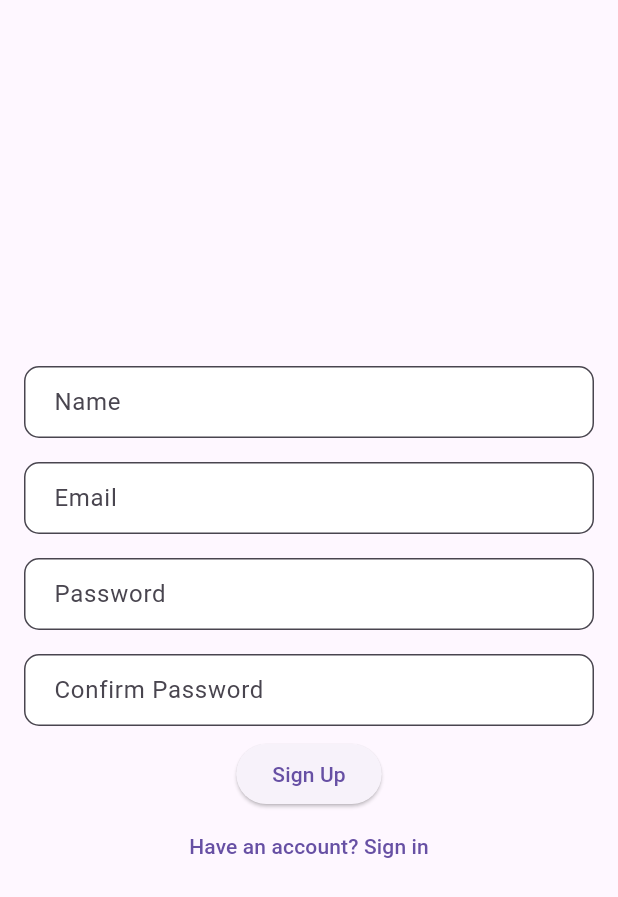
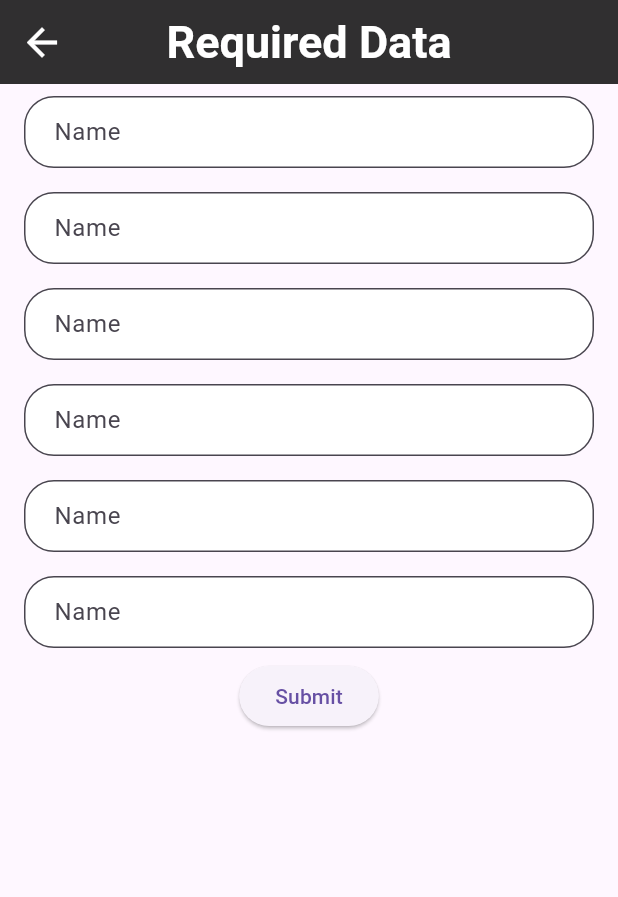
Before and after one commit to eslam301/fit_genie, a Flutter app: the SignUpPage screen opened by its route, after a tap on "Sign Up", on a phone screen of 412 x 824 dp. Shown: the top 897 px of the screen. Run offline on Flutter 3.47's test engine with Material 3 defaults, Android fonts, the phone set to English and light mode, and no system bars; our stand-ins replace get, percent_indicator.

Commit message:
initial required data page form

```diff
--- a/lib/core/application_theme.dart
+++ b/lib/core/application_theme.dart
@@ -15,12 +15,12 @@ class ApplicationTheme{
       backgroundColor: backgroundColor,
       elevation: 0,
       centerTitle: true,
-      iconTheme: IconThemeData(
+      iconTheme: const IconThemeData(
         color: Colors.white,
         size: 30,
       ),
 
-      titleTextStyle: TextStyle(
+      titleTextStyle: const TextStyle(
         color: Colors.white,
         fontSize: 30,
         fontWeight: FontWeight.bold,
--- a/lib/core/widgets/custom_text_field.dart
+++ b/lib/core/widgets/custom_text_field.dart
@@ -1,23 +1,55 @@
-import 'package:flutter/cupertino.dart';
 import 'package:flutter/material.dart';
 
-class CustomTextField extends StatelessWidget {
+class CustomTextField extends StatefulWidget {
   final TextEditingController controller;
   final String label;
-  const CustomTextField({required this.controller, required this.label, super.key});
+  final bool isPassword;
+  final Icon? suffixIcon;
+  final keyBoardType;
+
+  const CustomTextField(
+      {required this.controller,
+      required this.label,
+      super.key,
+      this.isPassword = false,
+      this.suffixIcon,
+      this.keyBoardType});
+
+  @override
+  State<CustomTextField> createState() => _CustomTextFieldState();
+}
+
+class _CustomTextFieldState extends State<CustomTextField> {
+  bool obscureText = true;
+
   @override
   Widget build(BuildContext context) {
-    return TextField(
-      controller: controller,
-      decoration: InputDecoration(
-        filled: true,
-        fillColor: Colors.white,
-        contentPadding: const EdgeInsets.symmetric(horizontal: 16, vertical: 12),
-        labelText: label,
-        border: const OutlineInputBorder(
-          borderRadius: BorderRadius.all(
-            Radius.circular(10.0),
-          )
+    return Padding(
+      padding: const EdgeInsets.symmetric(horizontal: 16.0, vertical: 8.0),
+      child: TextField(
+        keyboardType: widget.keyBoardType,
+        obscureText: widget.isPassword ? obscureText : false,
+        controller: widget.controller,
+        decoration: InputDecoration(
+          suffixIcon: widget.isPassword
+              ? IconButton(
+                  onPressed: () {
+                    setState(() {
+                      obscureText = !obscureText;
+                    });
+                  },
+                  icon: const Icon(Icons.remove_red_eye),
+                )
+              : widget.suffixIcon,
+          filled: true,
+          fillColor: Colors.white,
+          contentPadding:
+              const EdgeInsets.symmetric(horizontal: 16, vertical: 12),
+          labelText: widget.label,
+          border: const OutlineInputBorder(
+              borderRadius: BorderRadius.all(
+            Radius.circular(20.0),
+          )),
         ),
       ),
     );
--- a/lib/main.dart
+++ b/lib/main.dart
@@ -23,10 +23,10 @@ class MyApp extends StatelessWidget {
       routes: {
         SplashScreen.routeName: (context) => const SplashScreen(),
         SignInPage.routeName: (context) => const SignInPage(),
-        SignUpPage.routeName: (context) =>  SignUpPage(),
-        HomeLayout.routeName: (context) =>  HomeLayout(),
+        SignUpPage.routeName: (context) =>  const SignUpPage(),
+        HomeLayout.routeName: (context) =>  const HomeLayout(),
       },
-      transitionDuration: const Duration(milliseconds: 1500),
+      transitionDuration: const Duration(milliseconds: 450),
     );
   }
 
--- a/lib/pages/sign-in/sign_in.dart
+++ b/lib/pages/sign-in/sign_in.dart
@@ -1,8 +1,8 @@
+import 'package:fitgenie/core/widgets/custom_text_field.dart';
 import 'package:fitgenie/layout/home_layout.dart';
 import 'package:fitgenie/pages/sign-in/sign_up/sign_up.dart';
 import 'package:flutter/material.dart';
 import 'package:get/get.dart';
-import 'package:get/get_core/src/get_main.dart';
 
 
 
@@ -21,6 +21,7 @@ class _SignInPageState extends State<SignInPage> {
   @override
   Widget build(BuildContext context) {
     return Scaffold(
+
       body: Center(
         child: SingleChildScrollView(
           child: Column(
@@ -28,58 +29,24 @@ class _SignInPageState extends State<SignInPage> {
             children: <Widget>[
               Padding(
                 padding: const EdgeInsets.symmetric(horizontal: 16),
-                child: TextFormField(
-                  validator: (value){
-                    if(value == null || value.isEmpty){
-                      return 'Please enter your email';
-                    }else if (!value.contains('@')){
-                      return 'Please enter a valid email';
-                    }else if(!value.contains('.com')){
-                      return 'Please enter a valid email';
-                    }else if(value.contains(' ')){
-                      return 'Please enter a valid email';
-                    }
-                    return null;
-                  },
-                  controller: _emailController,
-                  decoration: const InputDecoration(
-                    labelText: 'Email',
-                    border: OutlineInputBorder(),
-                  ),
-                ),
+                child: CustomTextField(controller: _emailController, label: 'Email',keyBoardType: TextInputType.emailAddress,),
               ),
               Padding(
                 padding: const EdgeInsets.symmetric(horizontal: 16, vertical: 8),
-                child: TextFormField(
-                  validator: (value){
-                    if(value == null || value.isEmpty){
-                      return 'Please enter your password';
-                    }else if (value.length < 8){
-                      return 'Password must be at least 8 characters';
-                    }else if (value.contains(' ')){
-                      return 'Please enter a valid password';
-                    }
-                    return null;
-                  },
-                  controller: _passwordController,
-                  decoration: const InputDecoration(
-                    labelText: 'Password',
-                    border: OutlineInputBorder(),
-                  ),
-                ),
+                child: CustomTextField(controller: _passwordController, label: 'Password',isPassword: true,),
               ),
               ElevatedButton(
                 onPressed: () {
                   // Implement sign in functionality here
-                  Get.to(() =>HomeLayout(),transition: Transition.fadeIn);
+                  Get.to(() =>const HomeLayout(),transition: Transition.fadeIn);
                 },
                 child: const Text('Sign In'),
               ),
               TextButton(
                 onPressed: () {
-                  Get.to(() => SignUpPage(), transition: Transition.rightToLeft);
+                  Get.to(() => const SignUpPage(), transition: Transition.rightToLeft);
                 },
-                child: Text('Create a new account'),
+                child: const Text('Create a new account'),
               ),
             ],
           ),
--- /dev/null
+++ b/lib/pages/sign-in/sign_up/required_form.dart
@@ -0,0 +1,32 @@
+import 'package:fitgenie/core/widgets/custom_text_field.dart';
+import 'package:flutter/material.dart';
+
+class RequiredForm extends StatelessWidget {
+  RequiredForm({super.key});
+  final TextEditingController firstNameController = TextEditingController();
+  final TextEditingController secondNameController = TextEditingController();
+  final TextEditingController emailController = TextEditingController();
+  final TextEditingController data1Controller = TextEditingController();
+  final TextEditingController data2Controller = TextEditingController();
+
+  @override
+  Widget build(BuildContext context) {
+    return Scaffold(
+        appBar: AppBar(
+          title: const Text("Required Data"),
+        ),
+        body: SingleChildScrollView(
+            child: Form(
+          key: null,
+          child: Column(children: [
+            CustomTextField(controller: firstNameController, label: 'Name'),
+            CustomTextField(controller: firstNameController, label: 'Name'),
+            CustomTextField(controller: firstNameController, label: 'Name'),
+            CustomTextField(controller: firstNameController, label: 'Name'),
+            CustomTextField(controller: firstNameController, label: 'Name'),
+            CustomTextField(controller: firstNameController, label: 'Name'),
+            ElevatedButton(onPressed: () {}, child: const Text("Submit"))
+          ]),
+        )));
+  }
+}
--- a/lib/pages/sign-in/sign_up/sign_up.dart
+++ b/lib/pages/sign-in/sign_up/sign_up.dart
@@ -1,12 +1,14 @@
+import 'package:fitgenie/pages/sign-in/sign_up/required_form.dart';
 import 'package:flutter/material.dart';
 import 'package:get/get.dart';
-import 'package:get/get_core/src/get_main.dart';
 import '../../../core/widgets/custom_text_field.dart';
 import '../sign_in.dart';
 
 
 class SignUpPage extends StatefulWidget {
   static const String routeName = '/sign-up';
+
+  const SignUpPage({super.key});
   @override
   _SignUpPageState createState() => _SignUpPageState();
 }
@@ -18,39 +20,41 @@ class _SignUpPageState extends State<SignUpPage> {
   @override
   Widget build(BuildContext context) {
     return Scaffold(
+
       body: Center(
         child: SingleChildScrollView(
           child: Column(
             mainAxisAlignment: MainAxisAlignment.spaceEvenly,
             children: <Widget>[
               Padding(
-                padding: EdgeInsets.symmetric(horizontal: 16, vertical: 8),
+                padding: const EdgeInsets.symmetric(horizontal: 16, vertical: 8),
                 child: CustomTextField(controller: _nameController, label: 'Name',),
               ),
               Padding(
-                padding: EdgeInsets.symmetric(horizontal: 16, vertical: 8),
-                child: CustomTextField(controller: _emailController, label: 'Email',),
-              ),
-              Padding(
-                padding: EdgeInsets.symmetric(horizontal: 16, vertical: 8),
-                child: CustomTextField(controller: _passwordController, label: 'Password',),
+                padding: const EdgeInsets.symmetric(horizontal: 16, vertical: 8),
+                child: CustomTextField(controller: _emailController, label: 'Email',keyBoardType: TextInputType.emailAddress),
               ),
               Padding(
                 padding: const EdgeInsets.symmetric(horizontal: 16, vertical: 8),
-                child: CustomTextField(controller: _passwordConfirmController, label: 'Confirm Password',),
+                child: CustomTextField(controller: _passwordController, label: 'Password',isPassword: true,),
+              ),
+              Padding(
+                padding: const EdgeInsets.symmetric(horizontal: 16, vertical: 8),
+                child: CustomTextField(controller: _passwordConfirmController, label: 'Confirm Password',isPassword: true,),
               ),
 
               ElevatedButton(
                 onPressed: () {
                   // Implement sign up functionality here
+                  Get.to(() => RequiredForm(),transition: Transition.upToDown);
                 },
-                child: Text('Sign Up'),
+                child: const Text('Sign Up'),
               ),
               TextButton(
                 onPressed: () {
                   Get.to(() => const SignInPage(),transition: Transition.leftToRight,);
                 },
-                child: Text('Have an account? Sign in'),
+                child: const Text('Have an account? Sign in'),
               ),
             ],
           ),
--- a/lib/pages/splash/splash_screen.dart
+++ b/lib/pages/splash/splash_screen.dart
@@ -2,7 +2,6 @@
 import 'package:fitgenie/pages/sign-in/sign_in.dart';
 import 'package:flutter/material.dart';
 import 'package:get/get.dart';
-import 'package:get/get_core/src/get_main.dart';
 
 
 
@@ -13,7 +12,7 @@ class SplashScreen extends StatelessWidget {
 
   @override
   Widget build(BuildContext context) {
-    Future.delayed(const Duration(seconds: 2), () {
+    Future.delayed(const Duration(seconds: 3), () {
        Get.to(() => const SignInPage(),transition: Transition.fadeIn);
     });
     return Scaffold(
--- a/pubspec.yaml
+++ b/pubspec.yaml
@@ -11,12 +11,12 @@ environment:
 
 
 dependencies:
-  percent_indicator: ^4.2.3
-  go_router: ^12.1.1
+
   flutter:
     sdk: flutter
   cupertino_icons: ^1.0.2
   get: ^4.6.6
+  percent_indicator: ^4.2.3
 
 dev_dependencies:
   flutter_test:
```
Also changed, not shown: lib/layout/home_layout.dart (+5 -8 lines), pubspec.lock, 1 other file.
